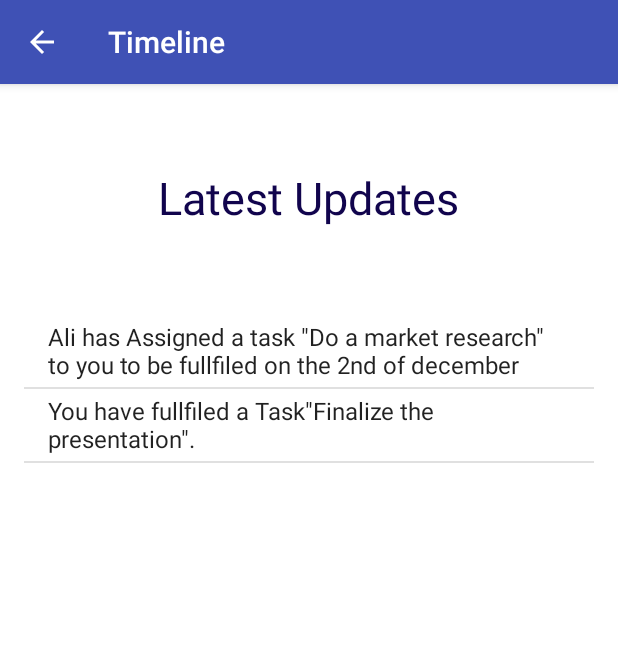
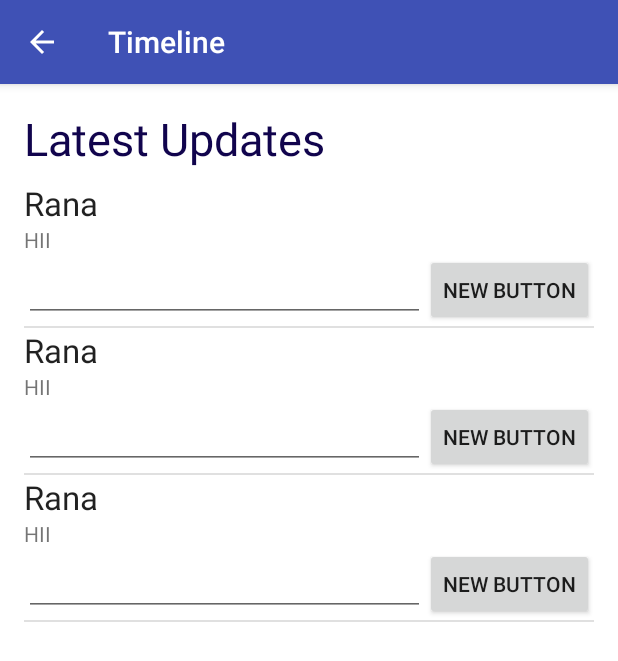
Before and after one commit to AhmedDeif/AdvancedLab, an Android app: the MainActivity screen opened directly, with no data from a screen before it, on a phone screen of 412 x 824 dp. Shown: the top 661 px of the screen. Run offline under Robolectric (Android 15) with nearby library versions, the phone set to English and light mode, and no system bars; 2 statements that could not run were skipped.

Commit message:
Added comments to posts and added find users

```diff
--- a/Testapp/app/src/main/java/com/example/yasser/testapp/MainActivity.java
+++ b/Testapp/app/src/main/java/com/example/yasser/testapp/MainActivity.java
@@ -59,7 +59,7 @@ public class MainActivity extends AppCompatActivity {
 
         drawerItem[0] = new ObjectDrawerItem(R.drawable.ic_task, "Tasks");
         drawerItem[1] = new ObjectDrawerItem(R.drawable.ic_calendar, "Calendar");
-        drawerItem[2] = new ObjectDrawerItem(R.drawable.ic_message, "Messages");
+        drawerItem[2] = new ObjectDrawerItem(R.drawable.ic_message, "Users");
         drawerItem[3] = new ObjectDrawerItem(R.drawable.ic_events, "Events");
         drawerItem[4] = new ObjectDrawerItem(R.drawable.ic_awg, "AWGs");
         drawerItem[5] = new ObjectDrawerItem(R.drawable.ic_committee, "My Committee");
@@ -192,7 +192,7 @@ public class MainActivity extends AppCompatActivity {
         Fragment fragment = null;
         Bundle bundle = new Bundle();
         bundle.putStringArrayList("posts",posts);
-
+        System.out.println(position);
         switch (position) {
             case 0:
                 fragment = new Tasks();
@@ -203,7 +203,7 @@ public class MainActivity extends AppCompatActivity {
                 fragment.setArguments(bundle);
                 break;
             case 2:
-                fragment = new Messages();
+                fragment = new Users_list();
                 fragment.setArguments(bundle);
                 break;
             case 3:
--- /dev/null
+++ b/Testapp/app/src/main/java/com/example/yasser/testapp/Post.java
@@ -0,0 +1,30 @@
+package com.example.yasser.testapp;
+
+/**
+ * Created by Yasser on 16/12/15.
+ */
+public class Post {
+    private String post;
+    private String user_name;
+
+    public Post(String post, String user_name){
+        this.post =post;
+        this.user_name = user_name;
+    }
+
+    public String getPost() {
+        return post;
+    }
+
+    public void setPost(String post) {
+        this.post = post;
+    }
+
+    public String getUser_name() {
+        return user_name;
+    }
+
+    public void setUser_name(String user_name) {
+        this.user_name = user_name;
+    }
+}
--- a/Testapp/app/src/main/java/com/example/yasser/testapp/Timeline.java
+++ b/Testapp/app/src/main/java/com/example/yasser/testapp/Timeline.java
@@ -1,50 +1,85 @@
 package com.example.yasser.testapp;
 
 import android.app.Fragment;
+import android.content.Context;
+import android.support.annotation.Nullable;
 import android.support.v7.app.AppCompatActivity;
 import android.os.Bundle;
 import android.util.Log;
 import android.view.LayoutInflater;
 import android.view.View;
 import android.view.ViewGroup;
+import android.widget.AdapterView;
 import android.widget.ArrayAdapter;
+import android.widget.Button;
+import android.widget.EditText;
 import android.widget.ListView;
+import android.widget.TextView;
+import android.widget.Toast;
 
 import java.util.ArrayList;
 import java.util.Arrays;
 import java.util.List;
 
-public class Timeline extends Fragment implements  View.OnClickListener{
 
-    ArrayAdapter<String> timelineAdapter;
+public class Timeline extends Fragment{
 
+    LayoutInflater l;
+    private ArrayList<Post> POSTS = new ArrayList<Post>();
+    @Nullable
     @Override
     public View onCreateView(LayoutInflater inflater, ViewGroup container, Bundle savedInstanceState) {
 
         View rootView = inflater.inflate(R.layout.fragment_timeline, container, false);
+        l = inflater;
 
-        Bundle bundle = getArguments();
-        ArrayList<String> posts = bundle.getStringArrayList("posts");
-        posts = bundle.getStringArrayList("posts");
-        for(int i=0;i<posts.size();i++)
-        {
-            Log.v("aho aho aho = ",posts.get(i));
-        }
+        populatePosts();
 
-
-        ListView list = (ListView) rootView.findViewById(R.id.postsList);
-        List<String> myTimeline = posts;
-        timelineAdapter = new ArrayAdapter<String>(getActivity(), android.R.layout.simple_list_item_1, myTimeline);
-
-
-        list.setAdapter(timelineAdapter);
+        ListView listView = (ListView) rootView.findViewById(R.id.listview);
+        ArrayAdapter<Post> adapter = new PostAdapter();
+        listView.setAdapter(adapter);
 
         return rootView;
     }
 
+    private void populatePosts() {
 
-    @Override
-    public void onClick(View v) {
+        POSTS.add(new Post("HII","Rana "));
+        POSTS.add(new Post("HII","Rana "));
+        POSTS.add(new Post("HII","Rana "));
+    }
 
+
+    public class PostAdapter extends ArrayAdapter<Post> {
+
+        public PostAdapter(){super(getActivity(), R.layout.list_item, POSTS);}
+
+
+        @Override
+        public View getView(final int position, View convertView, ViewGroup parent) {
+
+            View postView = convertView;
+            if (postView == null){
+                postView = l.inflate(R.layout.list_item,parent, false);
+            }
+
+            Post currentPost = POSTS.get(position);
+            TextView name = (TextView) postView.findViewById(R.id.list_item_name);
+            name.setText(currentPost.getUser_name());
+
+            TextView post = (TextView)postView.findViewById(R.id.list_item_text);
+            post.setText(currentPost.getPost());
+
+            final EditText comment = (EditText) postView.findViewById(R.id.list_item_edit);
+            final Button submit = (Button) postView.findViewById(R.id.list_item_btn);
+            submit.setOnClickListener(new View.OnClickListener() {
+                @Override
+                public void onClick(View v) {
+                    Toast.makeText(getContext(), "Button was clicked for list item " + comment.getText().toString(), Toast.LENGTH_SHORT).show();
+                }
+            });
+            return postView;
+
+        }
     }
 }
--- a/Testapp/app/src/main/res/layout/fragment_timeline.xml
+++ b/Testapp/app/src/main/res/layout/fragment_timeline.xml
@@ -2,11 +2,13 @@
 <RelativeLayout xmlns:android="http://schemas.android.com/apk/res/android"
     android:layout_width="match_parent"
     android:layout_height="match_parent"
+    xmlns:tools="http://schemas.android.com/tools"
     android:paddingLeft="@dimen/activity_horizontal_margin"
     android:paddingRight="@dimen/activity_horizontal_margin"
     android:paddingTop="@dimen/activity_vertical_margin"
     android:paddingBottom="@dimen/activity_vertical_margin"
-    android:background="#ffffffff">
+    android:background="#ffffffff"
+    tools:context=".timeline">
 
     <LinearLayout
         android:orientation="vertical"
@@ -18,12 +20,11 @@
         android:weightSum="1"
         android:layout_marginTop="8dip">
 
-        <ListView
-            android:layout_width="match_parent"
-            android:layout_height="235dp"
-            android:id="@+id/postsList"
-            android:layout_gravity="center_horizontal"
-            android:layout_marginTop="50dp" />
+            <ListView
+                android:id="@+id/listview"
+                android:layout_width="match_parent"
+                android:layout_height="match_parent">
+            </ListView>
     </LinearLayout>
 
     <TextView
@@ -33,9 +34,10 @@
         android:text="Latest Updates"
         android:id="@+id/textView2"
         android:textColor="#11044d"
+        android:ems="10"
         android:textSize="30dp"
         android:layout_weight="0.07"
-        android:layout_marginTop="39dp"
         android:layout_alignParentTop="true"
-        android:layout_centerHorizontal="true" />
+        android:layout_alignParentLeft="true"
+        android:layout_alignParentStart="true" />
 </RelativeLayout>
--- /dev/null
+++ b/Testapp/app/src/main/res/layout/list_item.xml
@@ -0,0 +1,50 @@
+<?xml version="1.0" encoding="utf-8"?>
+<RelativeLayout xmlns:android="http://schemas.android.com/apk/res/android"
+    android:layout_width="match_parent"
+    android:layout_height="match_parent"
+    android:descendantFocusability="blocksDescendants">
+
+    <TextView
+        android:layout_width="wrap_content"
+        android:layout_height="wrap_content"
+        android:textAppearance="?android:attr/textAppearanceLarge"
+        android:text="user name"
+        android:id="@+id/list_item_name"
+        android:layout_alignParentTop="true"
+        android:layout_alignParentLeft="true"
+        android:layout_alignParentStart="true"
+        android:layout_alignRight="@+id/list_item_btn"
+        android:layout_alignEnd="@+id/list_item_btn" />
+
+    <TextView
+        android:layout_width="wrap_content"
+        android:layout_height="wrap_content"
+        android:text="This is row number 15"
+        android:id="@+id/list_item_text"
+        android:layout_alignParentLeft="true"
+        android:layout_alignParentStart="true"
+        android:layout_below="@+id/list_item_name"
+        android:layout_alignRight="@+id/list_item_btn"
+        android:layout_alignEnd="@+id/list_item_btn" />
+
+    <Button
+        android:layout_width="wrap_content"
+        android:layout_height="wrap_content"
+        android:text="New Button"
+        android:id="@+id/list_item_btn"
+        android:layout_below="@+id/list_item_text"
+        android:layout_alignParentRight="true"
+        android:layout_alignParentEnd="true" />
+
+    <EditText
+        android:layout_width="wrap_content"
+        android:layout_height="wrap_content"
+        android:id="@+id/list_item_edit"
+        android:layout_below="@+id/list_item_text"
+        android:layout_alignParentLeft="true"
+        android:layout_alignParentStart="true"
+        android:layout_toLeftOf="@+id/list_item_btn"
+        android:layout_toStartOf="@+id/list_item_btn"
+        android:targetSdkVersion="18"/>
+
+</RelativeLayout>
```
Also changed, not shown: Testapp/app/src/main/java/com/example/yasser/testapp/User.java (added, +28 -0 lines), Testapp/app/src/main/java/com/example/yasser/testapp/Users_list.java (added, +80 -0 lines), Testapp/app/src/main/res/layout/fragment_freind.xml (+9 -1 lines), Testapp/app/src/main/res/layout/fragment_user_list.xml (added, +43 -0 lines), Testapp/app/src/main/res/layout/list_user.xml (added, +35 -0 lines).
